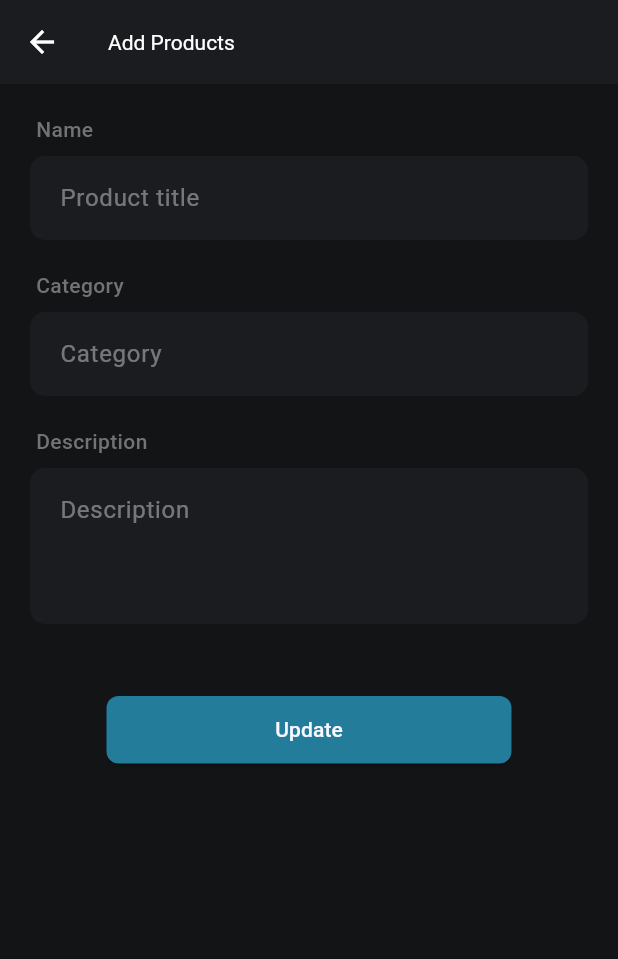
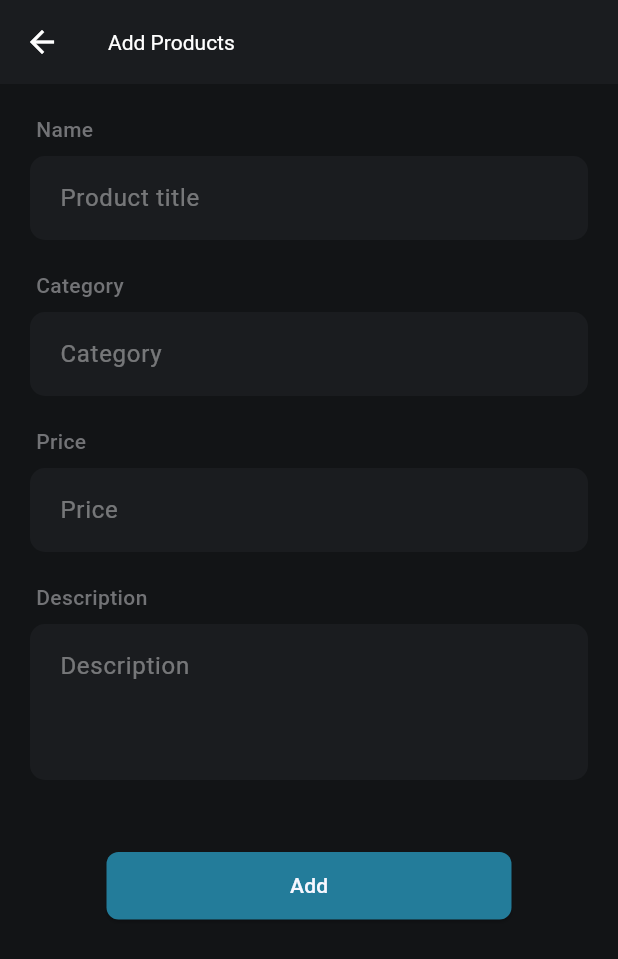
Before and after one commit to maliksubhan3018/spsole, a Flutter app: the AddProduct screen opened by its route, on a phone screen of 412 x 824 dp. Shown: the top 959 px of the screen. Run offline on Flutter 3.47's test engine with Material 3 defaults, Android fonts, the phone set to English and light mode, and no system bars; our stand-ins replace animated_splash_screen, cloud_firestore, firebase_auth, firebase_core, get, persistent_bottom_nav_bar and 1 more; accounts and stored records are empty.

Commit message:
some updations

```diff
--- a/lib/controllers/get_product_controller.dart
+++ b/lib/controllers/get_product_controller.dart
@@ -1,3 +1,5 @@
+// ignore_for_file: avoid_print
+
 import 'package:cloud_firestore/cloud_firestore.dart';
 import 'package:firebase_auth/firebase_auth.dart';
 
--- a/lib/controllers/product_controller.dart
+++ b/lib/controllers/product_controller.dart
@@ -1,3 +1,5 @@
+// ignore_for_file: use_build_context_synchronously
+
 import 'package:flutter/material.dart';
 import 'package:cloud_firestore/cloud_firestore.dart';
 import 'package:firebase_auth/firebase_auth.dart';
@@ -5,6 +7,7 @@ import 'package:firebase_auth/firebase_auth.dart';
 class ProductController {
   final TextEditingController nameController = TextEditingController();
   final TextEditingController categoryController = TextEditingController();
+  final TextEditingController priceController = TextEditingController(); // Added
   final TextEditingController descriptionController = TextEditingController();
 
   final FirebaseFirestore _firestore = FirebaseFirestore.instance;
@@ -13,9 +16,10 @@ class ProductController {
   Future<void> submitProduct(BuildContext context) async {
     String name = nameController.text.trim();
     String category = categoryController.text.trim();
+    String price = priceController.text.trim(); // Added
     String description = descriptionController.text.trim();
 
-    if (name.isEmpty || category.isEmpty || description.isEmpty) {
+    if (name.isEmpty || category.isEmpty || price.isEmpty || description.isEmpty) {
       ScaffoldMessenger.of(context).showSnackBar(
         const SnackBar(
           content: Text("Please fill all fields"),
@@ -35,6 +39,7 @@ class ProductController {
           .add({
         'name': name,
         'category': category,
+        'price': price, // Added
         'description': description,
         'createdAt': FieldValue.serverTimestamp(),
       });
@@ -42,6 +47,7 @@ class ProductController {
       // Clear text fields
       nameController.clear();
       categoryController.clear();
+      priceController.clear(); // Added
       descriptionController.clear();
 
       ScaffoldMessenger.of(context).showSnackBar(
@@ -63,6 +69,7 @@ class ProductController {
   void dispose() {
     nameController.dispose();
     categoryController.dispose();
+    priceController.dispose(); // Added
     descriptionController.dispose();
   }
 }
--- a/lib/services/auth_service.dart
+++ b/lib/services/auth_service.dart
@@ -1,4 +1,6 @@
 // lib/services/auth_service.dart
+// ignore_for_file: unused_field, avoid_print
+
 import 'package:cloud_firestore/cloud_firestore.dart';
 import 'package:firebase_auth/firebase_auth.dart';
 import 'package:get/get.dart';
--- a/lib/services/product_services.dart
+++ b/lib/services/product_services.dart
@@ -1,3 +1,5 @@
+// ignore_for_file: avoid_print
+
 import 'package:cloud_firestore/cloud_firestore.dart';
 
 class ProductService {
--- a/lib/view/dashboard/menu.dart
+++ b/lib/view/dashboard/menu.dart
@@ -1,4 +1,4 @@
-// ignore_for_file: deprecated_member_use
+// ignore_for_file: deprecated_member_use, prefer_const_constructors_in_immutables
 
 import 'package:flutter/material.dart';
 import 'package:spsole/services/auth_service.dart';
@@ -114,7 +114,7 @@ class Menu extends StatelessWidget {
             ),
             onTap: null, // no action
           ),
-
+SizedBox(height: 5,),
           const CustomListTile(
             icon: Icons.help,
             title: 'Help and Support',
@@ -125,6 +125,7 @@ class Menu extends StatelessWidget {
             ),
             onTap: null,
           ),
+SizedBox(height: 5,),
 
           const CustomListTile(
             icon: Icons.share,
--- a/lib/view/dashboard/orders.dart
+++ b/lib/view/dashboard/orders.dart
@@ -115,7 +115,10 @@ class _OrdersState extends State<Orders> {
     return Scaffold(
       backgroundColor: AppColors.bgcolor,
       body: Column(
+        mainAxisAlignment: MainAxisAlignment.center,
+        crossAxisAlignment: CrossAxisAlignment.center,
         children: [
+          SizedBox(height: 30,),
           Container(
             padding: const EdgeInsets.all(10),
             child: Row(
--- a/lib/view/onboarding/onboarding.dart
+++ b/lib/view/onboarding/onboarding.dart
@@ -15,6 +15,7 @@ class Onboarding extends StatelessWidget {
       body: Padding(
         padding: const EdgeInsets.all(10),
         child: Column(
+          mainAxisAlignment: MainAxisAlignment.center,
           children: [
             Image.asset(MyImages.boximage),
             const SizedBox(height: 8),
--- a/lib/view/product/add_product.dart
+++ b/lib/view/product/add_product.dart
@@ -1,3 +1,5 @@
+// ignore_for_file: deprecated_member_use
+
 import 'package:flutter/material.dart';
 import 'package:spsole/controllers/product_controller.dart';
 import 'package:spsole/widgets/appbar.dart';
@@ -16,7 +18,7 @@ class _AddProductState extends State<AddProduct> {
 
   @override
   void dispose() {
-    controller.dispose(); // Dispose the controller
+    controller.dispose(); // Dispose all controllers
     super.dispose();
   }
 
@@ -42,7 +44,6 @@ class _AddProductState extends State<AddProduct> {
             ),
 
             const SizedBox(height: 20),
-
             _buildLabel('Category'),
             _buildSimpleTextField(
               controller.categoryController,
@@ -50,7 +51,14 @@ class _AddProductState extends State<AddProduct> {
             ),
 
             const SizedBox(height: 20),
+            _buildLabel('Price'),
+            _buildSimpleTextField(
+              controller.priceController,
+              hint: 'Price',
+              keyboardType: TextInputType.number,
+            ),
 
+            const SizedBox(height: 20),
             _buildLabel('Description'),
             _buildSimpleTextField(
               controller.descriptionController,
@@ -59,16 +67,14 @@ class _AddProductState extends State<AddProduct> {
             ),
 
             const SizedBox(height: 40),
-
             Center(
               child: Button(
-                text: 'Update',
+                text: 'Add',
                 onPressed: () {
                   controller.submitProduct(context);
                 },
               ),
             ),
-
             const SizedBox(height: 30),
           ],
         ),
@@ -94,10 +100,12 @@ class _AddProductState extends State<AddProduct> {
     TextEditingController controller, {
     required String hint,
     int maxLines = 1,
+    TextInputType keyboardType = TextInputType.text,
   }) {
     return TextField(
       controller: controller,
       maxLines: maxLines,
+      keyboardType: keyboardType,
       style: const TextStyle(color: AppColors.white),
       decoration: InputDecoration(
         hintText: hint,
```
Also changed, not shown: lib/view/onboarding/get_started.dart (+14 -0 lines).
